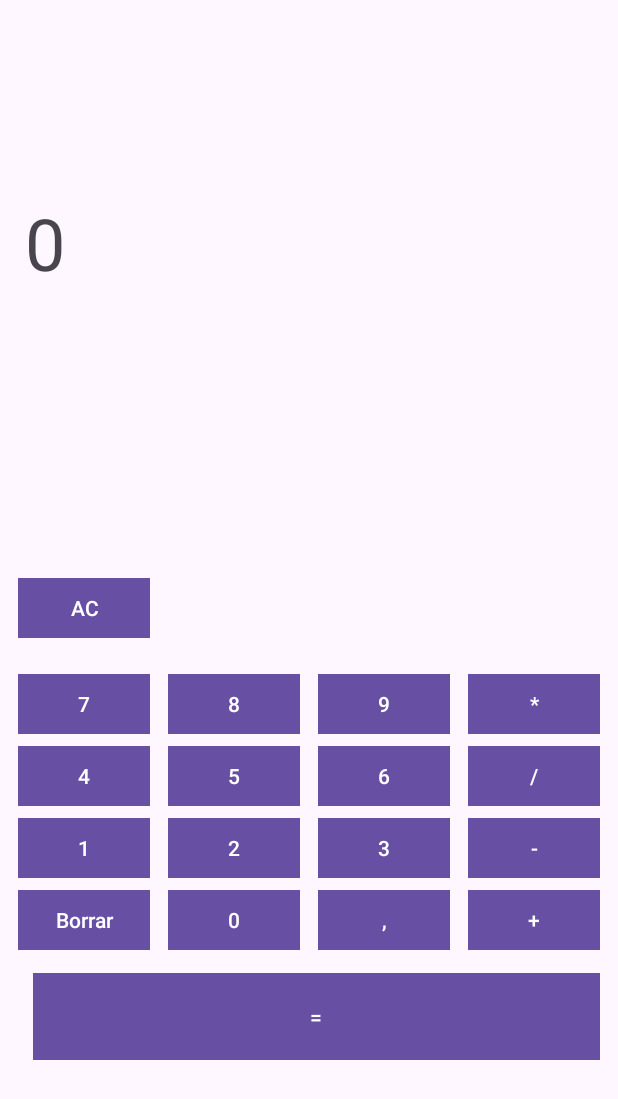
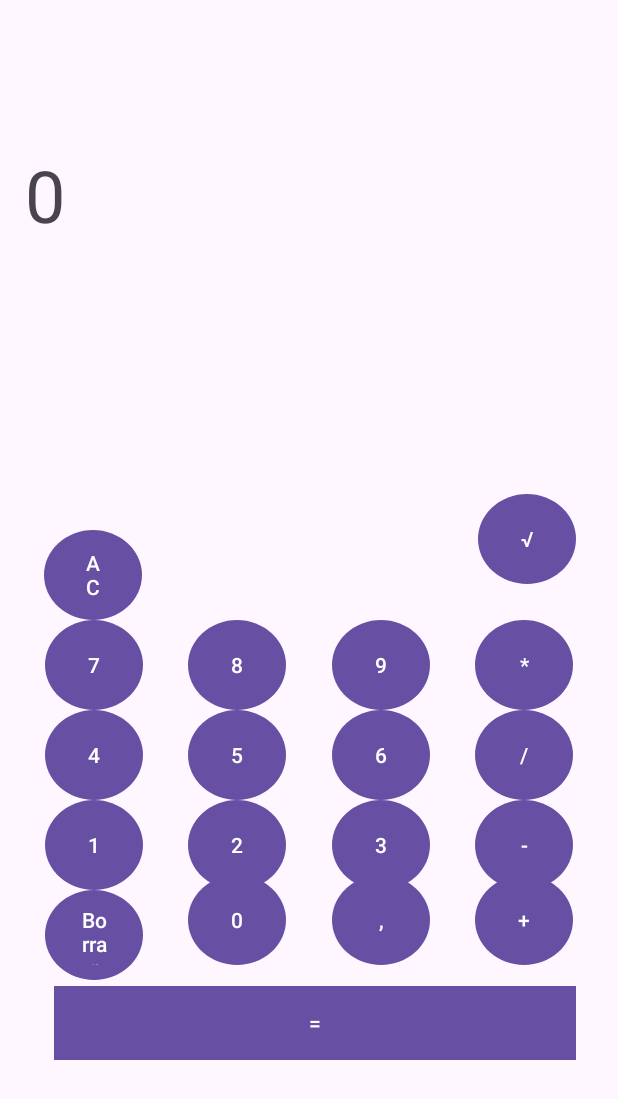
Before and after one commit to JaimeMalingre/CalculadoraJava, an Android app: the screen it shows after launch (MainActivity), on a phone screen of 412 x 824 dp. Shown: the top 1099 px of the screen. Run offline under Robolectric (Android 15) with nearby library versions, the phone set to English and light mode, and no system bars.

Commit message:
Ejercicio Calculadora

```diff
--- a/app/src/main/java/com/example/calculadorajava/MainActivity.java
+++ b/app/src/main/java/com/example/calculadorajava/MainActivity.java
@@ -48,6 +48,7 @@ public class MainActivity extends AppCompatActivity {
         Button eliminar = findViewById(R.id.btnEliminar);
         Button igual = findViewById(R.id.btnIgual);
         Button clean = findViewById(R.id.cleanCalculadora);
+        Button raiz = findViewById(R.id.btnRaiz);
 
         TextView screen = findViewById(R.id.txtResultado);
 
@@ -82,8 +83,7 @@ public class MainActivity extends AppCompatActivity {
         operando.add(resta);
         operando.add(multi);
         operando.add(divison);
-
-        clean.setOnClickListener(view -> screen.setVisibility(View.VISIBLE));
+        operando.add(raiz);
 
 
         for (Button boton1 : operando) {
@@ -103,6 +103,7 @@ public class MainActivity extends AppCompatActivity {
             }
         });
 
+
         decimal.setOnClickListener(view -> {
             if (!screen.getText().toString().contains(".")) {
                 screen.setText(screen.getText().toString() + ".");
@@ -110,12 +111,17 @@ public class MainActivity extends AppCompatActivity {
         });
 
 
+        clean.setOnClickListener(view -> {
+            screen.setText("0");
+        });
+
+
         igual.setOnClickListener(view -> {
             double segundoDigito = Double.parseDouble(screen.getText().toString());
-            double result = 0;
+            double result;
             switch (operation) {
                 case "+":
-                    result = primerDigito+segundoDigito;
+                    result = primerDigito + segundoDigito;
                     break;
                 case "-":
                     result = primerDigito - segundoDigito;
@@ -126,10 +132,12 @@ public class MainActivity extends AppCompatActivity {
                 case "/":
                     result = primerDigito / segundoDigito;
                     break;
+                case "√":
+                default:
+                    throw new IllegalStateException("Unexpected value: " + operation);
             }
             screen.setText(String.valueOf(result));
             primerDigito = result;
         });
-
     }
 }
--- /dev/null
+++ b/app/src/main/res/drawable/round_button.xml
@@ -0,0 +1,8 @@
+<?xml version="1.0" encoding="utf-8"?>
+<shape xmlns:android="http://schemas.android.com/apk/res/android" android:shape="oval">
+    <solid android:color="@color/cardview_dark_background">
+
+
+
+    </solid>
+</shape>
--- a/app/src/main/res/layout/activity_main.xml
+++ b/app/src/main/res/layout/activity_main.xml
@@ -21,9 +21,14 @@
 
     <Button
         android:id="@+id/btn7"
-        android:layout_width="wrap_content"
-        android:layout_height="wrap_content"
+        android:layout_width="65dp"
+        android:layout_height="60dp"
+        android:background="@drawable/round_button"
+        android:backgroundTint="#757575"
         android:text="7"
+        android:textColor="#FFFFFF"
+        android:textColorHighlight="#675D5D"
+        android:textColorLink="#E10E0E"
         app:cornerRadius="0dp"
         app:layout_constraintBottom_toTopOf="@+id/btn4"
         app:layout_constraintEnd_toStartOf="@+id/btn8"
@@ -32,19 +37,22 @@
 
     <Button
         android:id="@+id/cleanCalculadora"
-        android:layout_width="wrap_content"
-        android:layout_height="wrap_content"
-        android:layout_marginBottom="64dp"
+        android:layout_width="65dp"
+        android:layout_height="60dp"
+        android:layout_marginBottom="60dp"
+        android:background="@drawable/round_button"
         android:text="AC"
         app:cornerRadius="0dp"
         app:layout_constraintBottom_toTopOf="@+id/btn4"
         app:layout_constraintEnd_toStartOf="@+id/btn8"
+        app:layout_constraintHorizontal_bias="0.484"
         app:layout_constraintStart_toStartOf="parent" />
 
     <Button
         android:id="@+id/btn4"
-        android:layout_width="wrap_content"
-        android:layout_height="wrap_content"
+        android:layout_width="65dp"
+        android:layout_height="60dp"
+        android:background="@drawable/round_button"
         android:text="4"
         app:cornerRadius="0dp"
         app:layout_constraintEnd_toStartOf="@+id/btn5"
@@ -54,8 +62,9 @@
 
     <Button
         android:id="@+id/btn1"
-        android:layout_width="wrap_content"
-        android:layout_height="wrap_content"
+        android:layout_width="65dp"
+        android:layout_height="60dp"
+        android:background="@drawable/round_button"
         android:text="1"
         app:cornerRadius="0dp"
         app:layout_constraintBottom_toTopOf="@+id/btnEliminar"
@@ -66,9 +75,9 @@
 
     <Button
         android:id="@+id/btnEliminar"
-        android:layout_width="wrap_content"
-        android:layout_height="wrap_content"
-        android:layout_marginBottom="7dp"
+        android:layout_width="65dp"
+        android:layout_height="60dp"
+        android:background="@drawable/round_button"
         android:text="Borrar"
         app:cornerRadius="0dp"
         app:layout_constraintBottom_toTopOf="@+id/btnIgual"
@@ -78,8 +87,9 @@
 
     <Button
         android:id="@+id/btn0"
-        android:layout_width="wrap_content"
-        android:layout_height="wrap_content"
+        android:layout_width="65dp"
+        android:layout_height="60dp"
+        android:background="@drawable/round_button"
         android:text="0"
         app:cornerRadius="0dp"
         app:layout_constraintBaseline_toBaselineOf="@+id/btnEliminar"
@@ -89,8 +99,9 @@
 
     <Button
         android:id="@+id/btnComa"
-        android:layout_width="wrap_content"
-        android:layout_height="wrap_content"
+        android:layout_width="65dp"
+        android:layout_height="60dp"
+        android:background="@drawable/round_button"
         android:text=","
         app:cornerRadius="0dp"
         app:layout_constraintBaseline_toBaselineOf="@+id/btn0"
@@ -100,8 +111,9 @@
 
     <Button
         android:id="@+id/btn5"
-        android:layout_width="wrap_content"
-        android:layout_height="wrap_content"
+        android:layout_width="65dp"
+        android:layout_height="60dp"
+        android:background="@drawable/round_button"
         android:text="5"
         app:cornerRadius="0dp"
         app:layout_constraintBaseline_toBaselineOf="@+id/btn4"
@@ -111,8 +123,9 @@
 
     <Button
         android:id="@+id/btn2"
-        android:layout_width="wrap_content"
-        android:layout_height="wrap_content"
+        android:layout_width="65dp"
+        android:layout_height="60dp"
+        android:background="@drawable/round_button"
         android:text="2"
         app:cornerRadius="0dp"
         app:layout_constraintBaseline_toBaselineOf="@+id/btn1"
@@ -122,8 +135,9 @@
 
     <Button
         android:id="@+id/btn3"
-        android:layout_width="wrap_content"
-        android:layout_height="wrap_content"
+        android:layout_width="65dp"
+        android:layout_height="60dp"
+        android:background="@drawable/round_button"
         android:text="3"
         app:cornerRadius="0dp"
         app:layout_constraintBaseline_toBaselineOf="@+id/btn2"
@@ -133,8 +147,10 @@
 
     <Button
         android:id="@+id/btnRestar"
-        android:layout_width="wrap_content"
-        android:layout_height="wrap_content"
+        android:layout_width="65dp"
+        android:layout_height="60dp"
+        android:background="@drawable/round_button"
+        android:backgroundTint="#FF9800"
         android:text="-"
         app:cornerRadius="0dp"
         app:layout_constraintBaseline_toBaselineOf="@+id/btn3"
@@ -144,8 +160,10 @@
 
     <Button
         android:id="@+id/btnSuma"
-        android:layout_width="wrap_content"
-        android:layout_height="wrap_content"
+        android:layout_width="65dp"
+        android:layout_height="60dp"
+        android:background="@drawable/round_button"
+        android:backgroundTint="#FF9800"
         android:text="+"
         app:cornerRadius="0dp"
         app:layout_constraintBaseline_toBaselineOf="@+id/btnComa"
@@ -155,8 +173,9 @@
 
     <Button
         android:id="@+id/btn6"
-        android:layout_width="wrap_content"
-        android:layout_height="wrap_content"
+        android:layout_width="65dp"
+        android:layout_height="60dp"
+        android:background="@drawable/round_button"
         android:text="6"
         app:cornerRadius="0dp"
         app:layout_constraintBaseline_toBaselineOf="@+id/btn5"
@@ -166,8 +185,10 @@
 
     <Button
         android:id="@+id/btnDivision"
-        android:layout_width="wrap_content"
-        android:layout_height="wrap_content"
+        android:layout_width="65dp"
+        android:layout_height="60dp"
+        android:background="@drawable/round_button"
+        android:backgroundTint="#FF9800"
         android:text="/"
         app:cornerRadius="0dp"
         app:layout_constraintBaseline_toBaselineOf="@+id/btn6"
@@ -177,8 +198,9 @@
 
     <Button
         android:id="@+id/btn8"
-        android:layout_width="wrap_content"
-        android:layout_height="wrap_content"
+        android:layout_width="65dp"
+        android:layout_height="60dp"
+        android:background="@drawable/round_button"
         android:text="8"
         app:cornerRadius="0dp"
         app:layout_constraintBottom_toTopOf="@+id/btn5"
@@ -188,8 +210,9 @@
 
     <Button
         android:id="@+id/btn9"
-        android:layout_width="wrap_content"
-        android:layout_height="wrap_content"
+        android:layout_width="65dp"
+        android:layout_height="60dp"
+        android:background="@drawable/round_button"
         android:text="9"
         app:cornerRadius="0dp"
         app:layout_constraintBaseline_toBaselineOf="@+id/btn8"
@@ -199,8 +222,10 @@
 
     <Button
         android:id="@+id/btnMultiplicar"
-        android:layout_width="wrap_content"
-        android:layout_height="wrap_content"
+        android:layout_width="65dp"
+        android:layout_height="60dp"
+        android:background="@drawable/round_button"
+        android:backgroundTint="#FF9800"
         android:text="*"
         app:cornerRadius="0dp"
         app:layout_constraintBaseline_toBaselineOf="@+id/btn9"
@@ -210,8 +235,8 @@
 
     <Button
         android:id="@+id/btnIgual"
-        android:layout_width="378dp"
-        android:layout_height="66dp"
+        android:layout_width="348dp"
+        android:layout_height="57dp"
         android:layout_marginStart="29dp"
         android:layout_marginEnd="22dp"
         android:layout_marginBottom="113dp"
@@ -219,28 +244,20 @@
         app:cornerRadius="0dp"
         app:layout_constraintBottom_toBottomOf="parent"
         app:layout_constraintEnd_toEndOf="parent"
-        app:layout_constraintHorizontal_bias="0.449"
         app:layout_constraintStart_toStartOf="parent"
         app:layout_constraintTop_toBottomOf="@+id/btn0"
-        app:layout_constraintVertical_bias="0.0" /><![CDATA[
-    =======
+        app:layout_constraintVertical_bias="1.0" />
 
+    <Button
+        android:id="@+id/btnRaiz"
+        android:layout_width="65dp"
+        android:layout_height="60dp"
+        android:layout_marginEnd="28dp"
+        android:layout_marginBottom="24dp"
+        android:background="@drawable/round_button"
+        android:text="√"
+        app:cornerRadius="0dp"
+        app:layout_constraintBottom_toTopOf="@+id/btnMultiplicar"
+        app:layout_constraintEnd_toEndOf="parent" />
 
-
-
-
-
-
-
-
-
-
-    >>>>>>> 2586246cd39835342909fe62a820bb0cd2149399
-
-
-
-
-
-
-]]>
 </androidx.constraintlayout.widget.ConstraintLayout>
```
